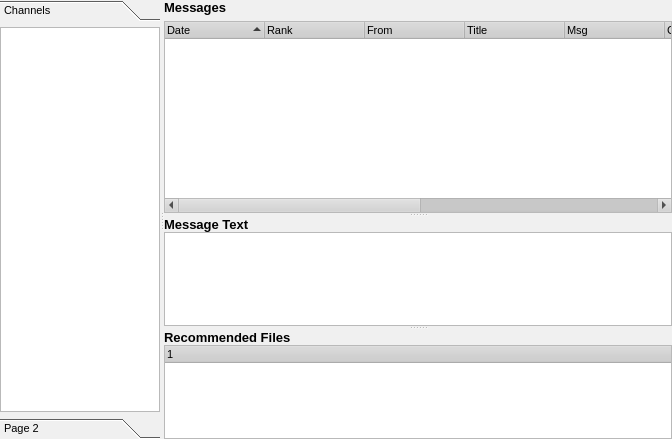
First picture: the form in retroshare-gui/src/gui/ChannelsDialog.ui, repository RetroShare/RetroShare, before the edit.
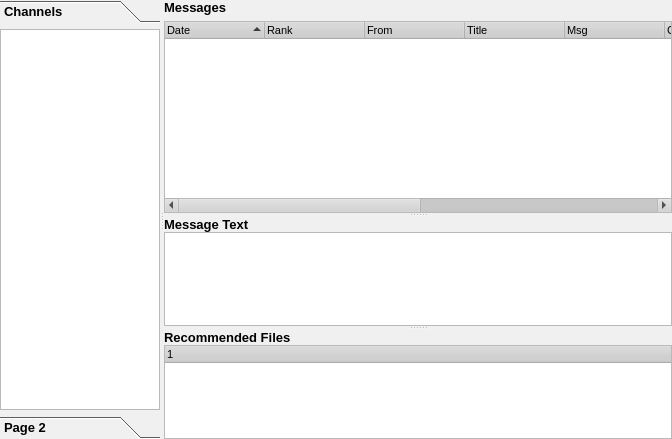
Second picture: the form after the edit. Icons and pictures are not drawn.

Patch:
```diff
--- a/retroshare-gui/src/gui/ChannelsDialog.ui
+++ b/retroshare-gui/src/gui/ChannelsDialog.ui
@@ -522,6 +522,13 @@
         <height>16777215</height>
        </size>
       </property>
+      <property name="font" >
+       <font>
+        <pointsize>10</pointsize>
+        <weight>75</weight>
+        <bold>true</bold>
+       </font>
+      </property>
       <property name="currentIndex" >
        <number>0</number>
       </property>
@@ -531,7 +538,7 @@
          <x>0</x>
          <y>0</y>
          <width>160</width>
-         <height>380</height>
+         <height>377</height>
         </rect>
        </property>
        <attribute name="label" >
```
Left out of the diff: 2 changed lines with no effect on the pictures.
